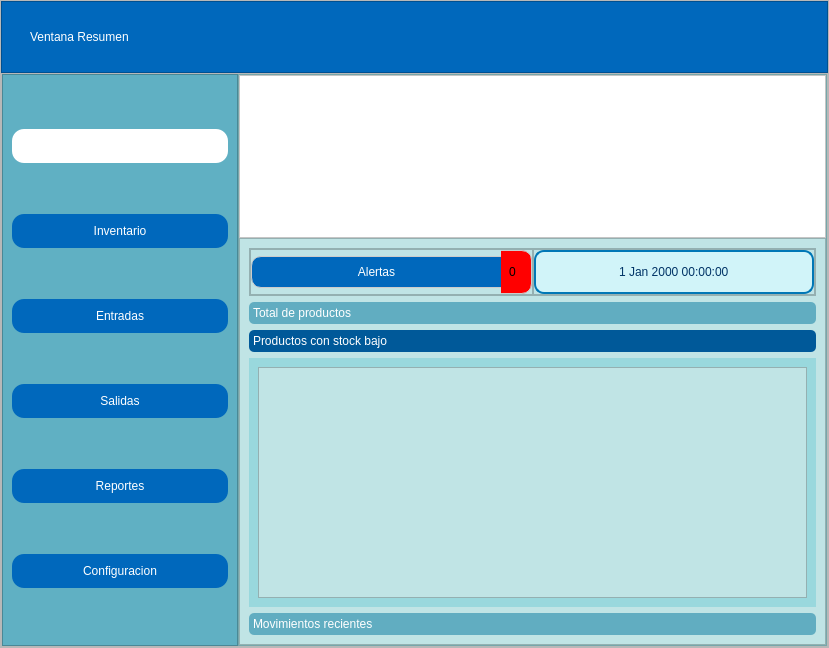
Before: the Qt Designer form ui/ventana_principal.ui in https-Contreras/Inventario-Pyme, drawn with Qt 5.
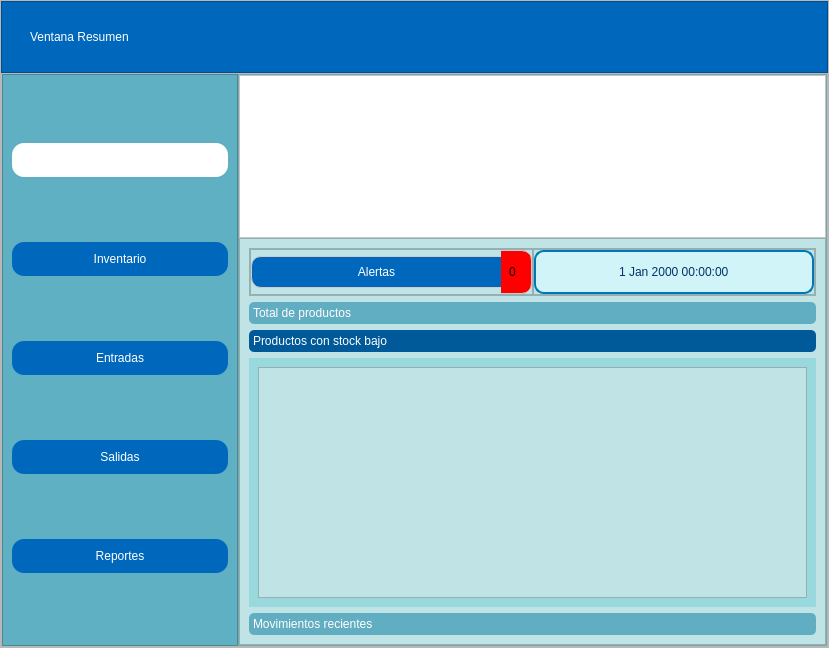
After: the same form once the commit is applied. Icons and pictures are not drawn.

The edit to the form file:
```diff
--- a/ui/ventana_principal.ui
+++ b/ui/ventana_principal.ui
@@ -377,23 +377,6 @@
               </property>
              </widget>
             </item>
-            <item>
-             <widget class="QPushButton" name="btn_configuracion">
-              <property name="text">
-               <string>Configuracion</string>
-              </property>
-              <property name="icon">
-               <iconset>
-                <normaloff>../models/configuracion.svg</normaloff>../models/configuracion.svg</iconset>
-              </property>
-              <property name="iconSize">
-               <size>
-                <width>30</width>
-                <height>30</height>
-               </size>
-              </property>
-             </widget>
-            </item>
            </layout>
           </widget>
          </item>
```
